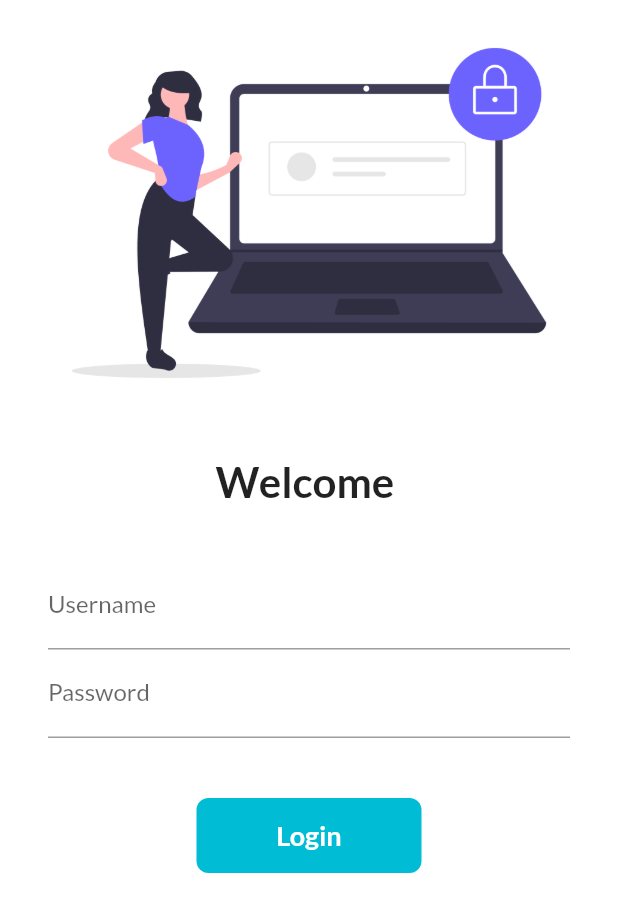
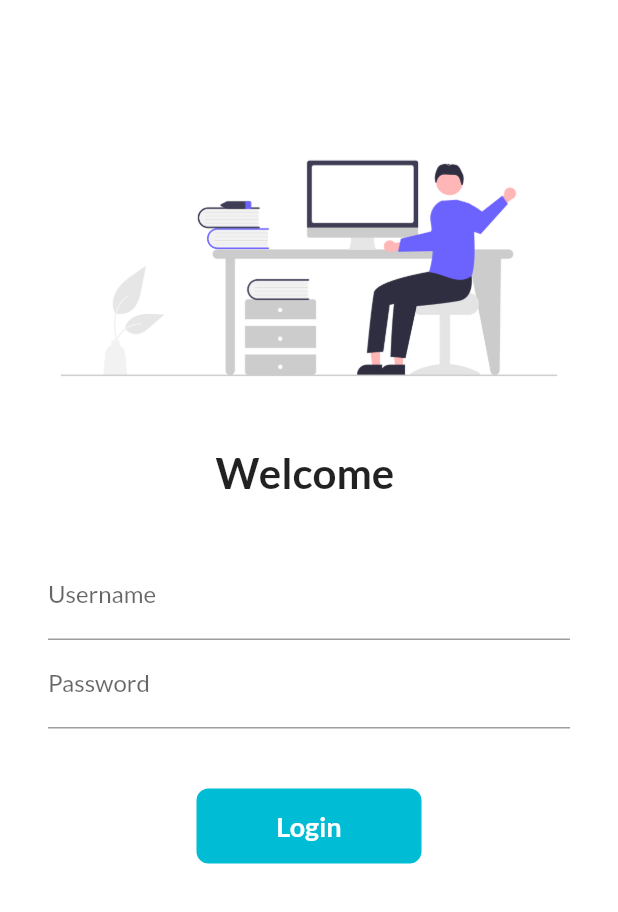
Before and after one commit to DaVinci2004/30DaysOfFlutter, a Flutter app: the screen it shows after launch, on a phone screen of 412 x 824 dp. Shown: the top 912 px of the screen. Run offline on Flutter 3.47's test engine with Material 2 defaults, Android fonts, the light colour scheme and no system bars; our stand-ins replace google_fonts.

Commit message:
day 8 completed

```diff
--- a/flutter_application_1/lib/pages/login_page.dart
+++ b/flutter_application_1/lib/pages/login_page.dart
@@ -1,29 +1,50 @@
 import 'package:flutter/material.dart';
 import 'package:flutter_application_1/utils/routes.dart';
+
 class LoginPage extends StatefulWidget {
-
-
   @override
   State<LoginPage> createState() => _LoginPageState();
 }
 
 class _LoginPageState extends State<LoginPage> {
-  String name ="";
+  String name = "";
   bool changeButton = false;
+  final _formkey = GlobalKey<FormState>();
+  moveToHome(BuildContext context) async{
+    if (_formkey.currentState!.validate()){
+
+
+     setState(() {
+      changeButton = true;
+      });
+      await Future.delayed(Duration(seconds: 1));
+      await Navigator.pushNamed(context, MyRoutes.homeRoute);
+      setState(() {
+        changeButton = false;
+      });
+    }
+  }
   @override
   Widget build(BuildContext context) {
     return Material(
         color: const Color.fromRGBO(255, 255, 255, 1),
-      child : SingleChildScrollView(
+        child: SingleChildScrollView(
+          child: Form(
+            key: _formkey,
             child: Column(
               children: [
-            Image.asset("assets/images/undraw_secure_login_pdn4.png",fit: BoxFit.cover ,
+                SizedBox(
+                  height: 80,
+                ),
+                Image.asset(
+                  "assets/images/hello.png",
+                  fit: BoxFit.cover,
                 ),
                 SizedBox(
                   height: 20,
-
                 ),
-             Text("Welcome $name",
+                Text(
+                  "Welcome $name",
                   style: TextStyle(
                     fontSize: 28,
                     fontWeight: FontWeight.bold,
@@ -31,10 +52,10 @@
                 ),
                 SizedBox(
                   height: 20,
-
                 ),
                 Padding(
-              padding: const EdgeInsets.symmetric(vertical: 16, horizontal: 32),
+                  padding:
+                      const EdgeInsets.symmetric(vertical: 16, horizontal: 32),
                   child: Column(
                     children: [
                       TextFormField(
@@ -42,13 +63,16 @@
                           hintText: "Enter Username",
                           labelText: "Username",
                         ),
-                  onChanged: (value){
+                        validator: (value){
+                          if(value!.isEmpty){
+                            return "username cannot be empty";
+                          }
+                          return null;
+                        },
+                        onChanged: (value) {
                           name = value;
-                    setState(() {
-
-                    });
+                          setState(() {});
                         },
-
                       ),
                       TextFormField(
                         obscureText: true,
@@ -56,54 +80,56 @@
                           hintText: "Enter Password",
                           labelText: "Password",
                         ),
+                        validator: (value){
+                          if(value!.isEmpty){
+                            return "password cannot be empty";
+                          }
+                          else if(value.length <6){
+                            return "password lengt should be atleat 6";
+                          }
+                          return null;
+                        },
                       ),
                       SizedBox(
                         height: 40,
-
                       ),
 
-            InkWell(
+                      Material(
+                        color: Colors.cyan,
+                        borderRadius: BorderRadius.circular(
 
-              onTap: () async{
-                setState(() {
-                  changeButton = true;
-                });
-                await Future.delayed(Duration(seconds: 1));
-                Navigator.pushNamed(context, MyRoutes.homeRoute);
-              },
+                                changeButton?50:
+                                8
+                              ),
+                        child: InkWell(
+                          splashColor: Colors.indigo,
+
+                          onTap: () => moveToHome(context),
                           child: AnimatedContainer(
                             duration: Duration(seconds: 1),
-                width: changeButton?50 : 150,
+                            width: changeButton?50:150,
                             height: 50,
 
                             alignment: Alignment.center,
-                child: changeButton?Icon(Icons.done, color: Colors.white): Text("Login",style: TextStyle(color: Colors.white,fontWeight: FontWeight.bold, fontSize: 18),
-                ),
-                decoration: BoxDecoration(
-                  color: Colors.cyan,
-                  //shape: changeButton?BoxShape.circle:BoxShape.rectangle,
-                  borderRadius: BorderRadius.circular(
-                    changeButton?50:8
+                            child: changeButton
+                                 ? Icon(Icons.done, color: Colors.white)
+                                 :Text(
+                                    "Login",
+                                    style: TextStyle(
+                                        color: Colors.white,
+                                        fontWeight: FontWeight.bold,
+                                        fontSize: 18),
                                   ),
                           ),
                         ),
                       ),
-            // ElevatedButton(
-            //   onPressed: (){
-            //     Navigator.pushNamed(context, MyRoutes.homeRoute);
-            //   },
-            //   child: Text("Login"),
-            //   style: TextButton.styleFrom(minimumSize: Size(150, 40) ),
-
-
-            //   )
 
                     ],
                   ),
                 )
               ],
             ),
-      )
-    );
+          ),
+        ));
   }
 }
```
Also changed, not shown: flutter_application_1/assets/images/hello.png (added). Lines whose indentation alone changed are shown as unchanged.
